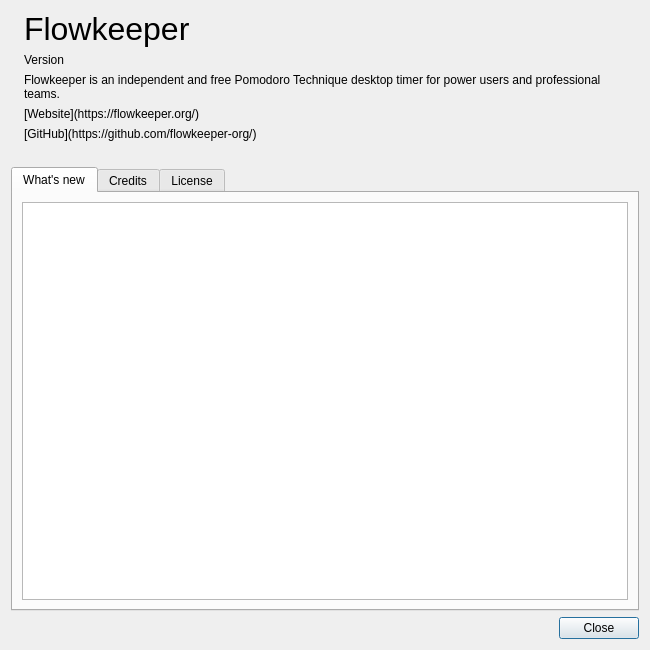
Old version of the form res/about.ui in the repository flowkeeper-org/fk-desktop.
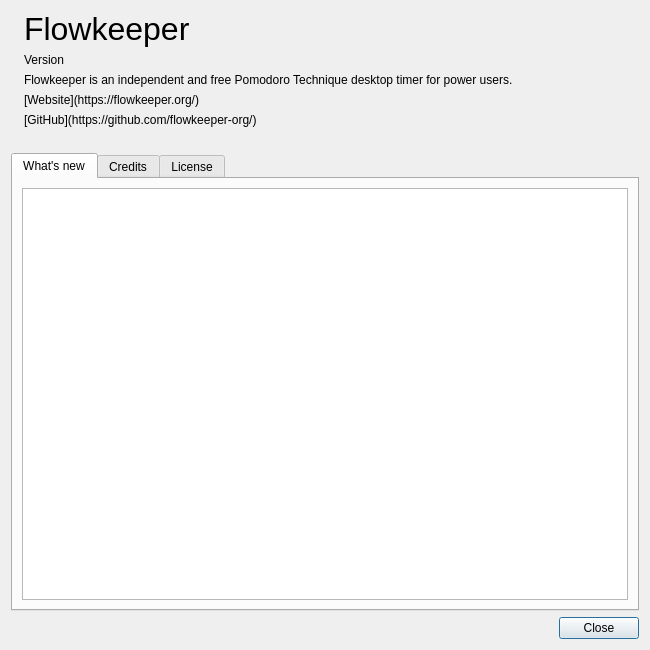
New version of the form. Icons and pictures are not drawn.

What changed in the file:
```diff
--- a/res/about.ui
+++ b/res/about.ui
@@ -74,7 +74,7 @@
        <item>
         <widget class="QLabel" name="description">
          <property name="text">
-          <string>Flowkeeper is an independent and free Pomodoro Technique desktop timer for power users and professional teams.</string>
+          <string>Flowkeeper is an independent and free Pomodoro Technique desktop timer for power users.</string>
          </property>
          <property name="wordWrap">
           <bool>true</bool>
```
